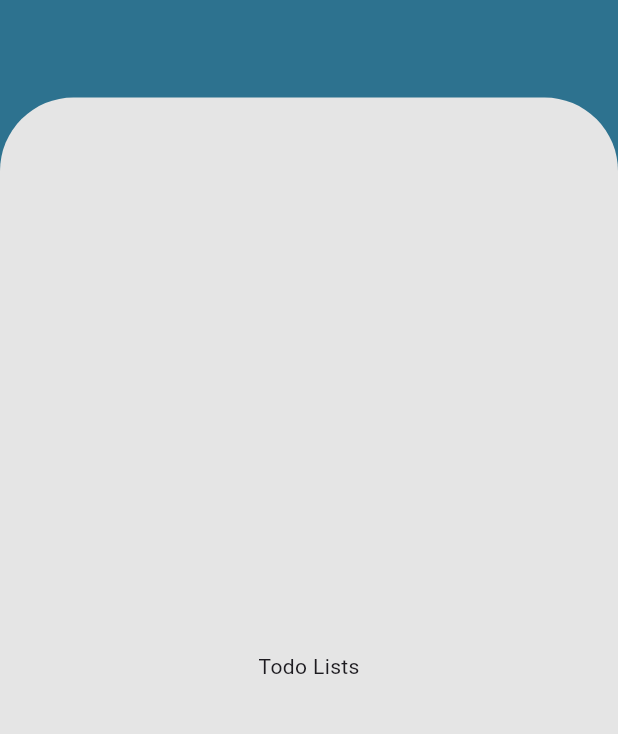
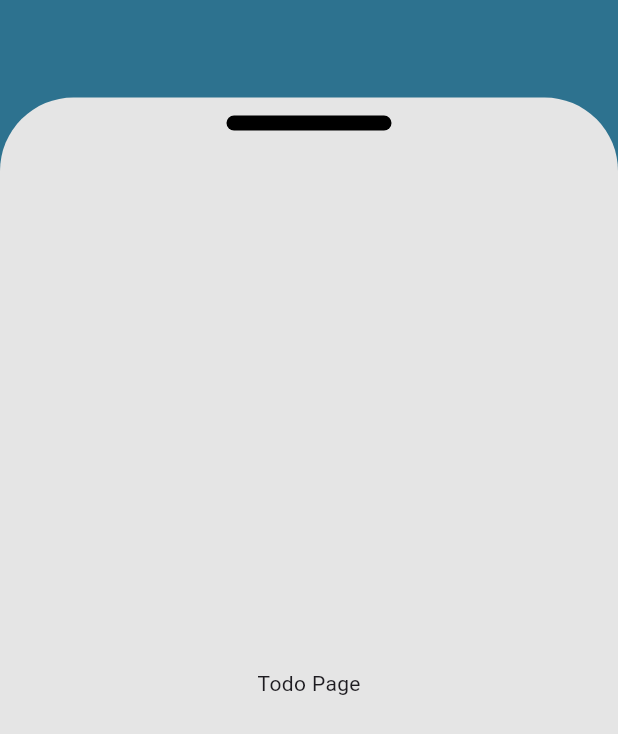
Before and after one commit to karehaa/DoIT, a Flutter app: the screen it shows after launch, on a phone screen of 412 x 824 dp. Shown: the top 734 px of the screen. Run offline on Flutter 3.47's test engine with Material 3 defaults, Android fonts, the phone set to English and light mode, and no system bars.

Commit message:
Add Small Draggable Scroll Indicator

```diff
--- a/lib/todo_page.dart
+++ b/lib/todo_page.dart
@@ -19,8 +19,20 @@ class _TodoPage extends State<TodoPage> {
           color: Color.fromRGBO(229, 229, 229, 1),
           borderRadius: BorderRadius.only(
               topLeft: Radius.circular(49), topRight: Radius.circular(49))),
-      child: const Center(
-        child: Text("Todo Lists"),
+      child: Center(
+        child: Column(
+          children: [
+            Container(
+              width: 110,
+              height: 10,
+              margin: const EdgeInsets.only(top: 12),
+              decoration: const BoxDecoration(
+                  borderRadius: BorderRadius.all(Radius.circular(20)),
+                  color: Colors.black),
+            ),
+            const Expanded(child: Center(child: Text("Todo Page")))
+          ],
+        ),
       ),
     );
   }
```
